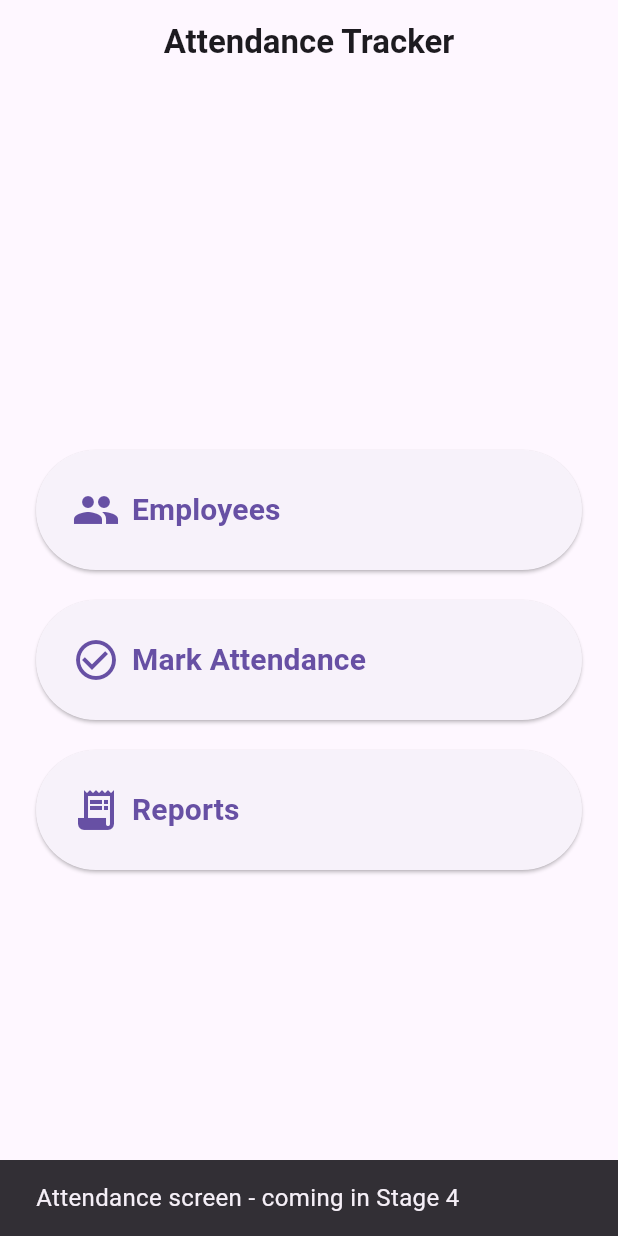
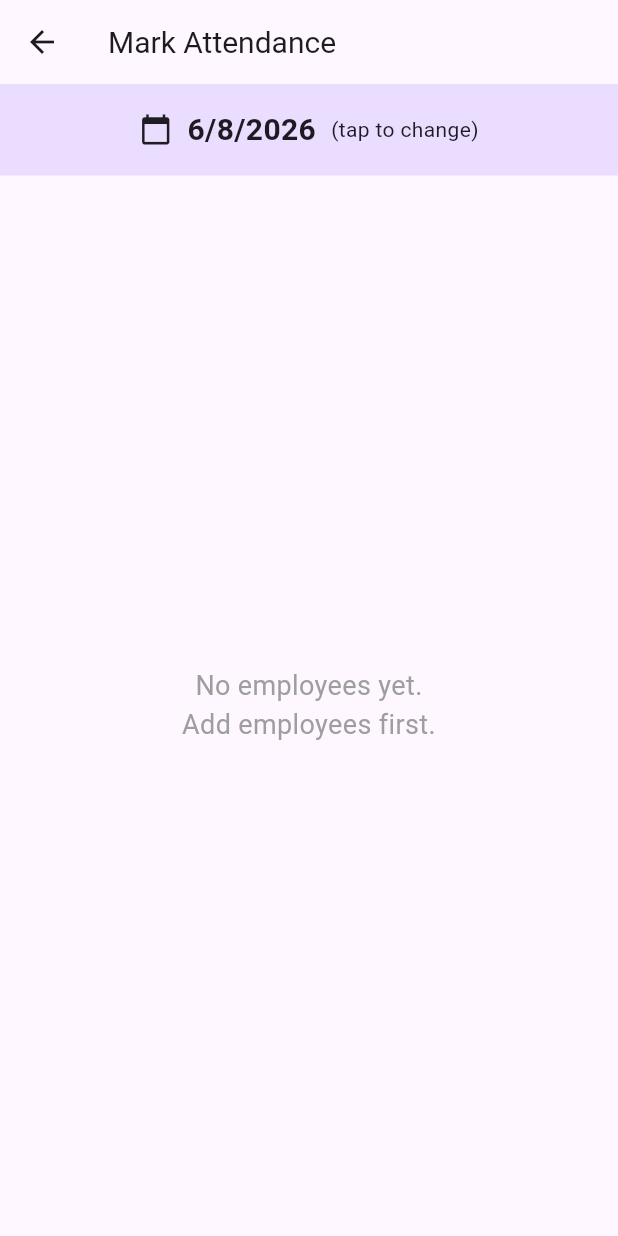
Before and after one commit to aum-kolekar/EasyAttendance, a Flutter app: the screen it shows after launch, after a tap on "Mark Attendance", on a phone screen of 412 x 824 dp. Run offline on Flutter 3.47's test engine with Material 3 defaults, Android fonts, the phone set to English and light mode, and no system bars; our stand-ins replace sqflite; accounts and stored records are empty.

Commit message:
feat: mark attendance

```diff
--- a/lib/main.dart
+++ b/lib/main.dart
@@ -1,5 +1,6 @@
 import 'package:flutter/material.dart';
 import 'screens/employee_list_screen.dart';
+import 'screens/mark_attendance_screen.dart';
 
 void main() {
   runApp(const AttendanceApp());
@@ -62,9 +63,9 @@ class HomeScreen extends StatelessWidget {
               icon: Icons.check_circle_outline,
               label: 'Mark Attendance',
               onTap: () {
-                // We'll connect this in Stage 4
-                ScaffoldMessenger.of(context).showSnackBar(
-                  const SnackBar(content: Text('Attendance screen - coming in Stage 4')),
+                Navigator.push(
+                  context,
+                  MaterialPageRoute(builder: (_) => const MarkAttendanceScreen()),
                 );
               },
             ),
--- /dev/null
+++ b/lib/models/attendance.dart
@@ -0,0 +1,34 @@
+// Represents one attendance record: one employee, on one date,
+// present or absent.
+class Attendance {
+  final int? id;
+  final int employeeId;
+  final String date; // stored as 'YYYY-MM-DD' string - easy to sort/query
+  final bool isPresent;
+
+  Attendance({
+    this.id,
+    required this.employeeId,
+    required this.date,
+    required this.isPresent,
+  });
+
+  Map<String, dynamic> toMap() {
+    return {
+      'id': id,
+      'employeeId': employeeId,
+      'date': date,
+      // SQLite has no boolean type - store as 1/0
+      'isPresent': isPresent ? 1 : 0,
+    };
+  }
+
+  factory Attendance.fromMap(Map<String, dynamic> map) {
+    return Attendance(
+      id: map['id'] as int?,
+      employeeId: map['employeeId'] as int,
+      date: map['date'] as String,
+      isPresent: (map['isPresent'] as int) == 1,
+    );
+  }
+}
--- /dev/null
+++ b/lib/screens/mark_attendance_screen.dart
@@ -0,0 +1,191 @@
+import 'package:flutter/material.dart';
+import '../db/database_helper.dart';
+import '../models/employee.dart';
+import '../models/attendance.dart';
+
+class MarkAttendanceScreen extends StatefulWidget {
+  const MarkAttendanceScreen({super.key});
+
+  @override
+  State<MarkAttendanceScreen> createState() => _MarkAttendanceScreenState();
+}
+
+class _MarkAttendanceScreenState extends State<MarkAttendanceScreen> {
+  DateTime _selectedDate = DateTime.now();
+  List<Employee> _employees = [];
+  // Maps employeeId -> isPresent, for the currently selected date
+  Map<int, bool> _attendanceStatus = {};
+  bool _isLoading = true;
+
+  @override
+  void initState() {
+    super.initState();
+    _loadData();
+  }
+
+  // Converts a DateTime into the 'YYYY-MM-DD' string format we store in the DB
+  String _formatDate(DateTime date) {
+    return '${date.year}-${date.month.toString().padLeft(2, '0')}-${date.day.toString().padLeft(2, '0')}';
+  }
+
+  Future<void> _loadData() async {
+    setState(() => _isLoading = true);
+
+    final employees = await DatabaseHelper.instance.getAllEmployees();
+    final dateStr = _formatDate(_selectedDate);
+    final existingRecords = await DatabaseHelper.instance.getAttendanceForDate(dateStr);
+
+    // Build a quick lookup map from the saved records
+    final statusMap = <int, bool>{};
+    for (final record in existingRecords) {
+      statusMap[record.employeeId] = record.isPresent;
+    }
+
+    setState(() {
+      _employees = employees;
+      _attendanceStatus = statusMap;
+      _isLoading = false;
+    });
+  }
+
+  Future<void> _pickDate() async {
+    final picked = await showDatePicker(
+      context: context,
+      initialDate: _selectedDate,
+      firstDate: DateTime(2020),
+      lastDate: DateTime.now(),
+    );
+    if (picked != null) {
+      setState(() => _selectedDate = picked);
+      _loadData(); // reload attendance status for the newly picked date
+    }
+  }
+
+  // Saves the tapped status immediately - no separate "save" button needed,
+  // which keeps this simple for your father to use.
+  Future<void> _setStatus(int employeeId, bool isPresent) async {
+    final dateStr = _formatDate(_selectedDate);
+    await DatabaseHelper.instance.markAttendance(
+      Attendance(employeeId: employeeId, date: dateStr, isPresent: isPresent),
+    );
+    setState(() {
+      _attendanceStatus[employeeId] = isPresent;
+    });
+  }
+
+  @override
+  Widget build(BuildContext context) {
+    final dateLabel =
+        '${_selectedDate.day}/${_selectedDate.month}/${_selectedDate.year}';
+
+    return Scaffold(
+      appBar: AppBar(
+        title: const Text('Mark Attendance', style: TextStyle(fontSize: 20)),
+      ),
+      body: Column(
+        children: [
+          // Date selector bar at the top
+          Container(
+            width: double.infinity,
+            padding: const EdgeInsets.all(16),
+            color: Theme.of(context).colorScheme.primaryContainer,
+            child: InkWell(
+              onTap: _pickDate,
+              child: Row(
+                mainAxisAlignment: MainAxisAlignment.center,
+                children: [
+                  const Icon(Icons.calendar_today, size: 22),
+                  const SizedBox(width: 10),
+                  Text(
+                    dateLabel,
+                    style: const TextStyle(
+                      fontSize: 20,
+                      fontWeight: FontWeight.bold,
+                    ),
+                  ),
+                  const SizedBox(width: 10),
+                  const Text('(tap to change)', style: TextStyle(fontSize: 14)),
+                ],
+              ),
+            ),
+          ),
+          Expanded(
+            child: _isLoading
+                ? const Center(child: CircularProgressIndicator())
+                : _employees.isEmpty
+                    ? const Center(
+                        child: Text(
+                          'No employees yet.\nAdd employees first.',
+                          textAlign: TextAlign.center,
+                          style: TextStyle(fontSize: 18, color: Colors.grey),
+                        ),
+                      )
+                    : ListView.builder(
+                        padding: const EdgeInsets.all(12),
+                        itemCount: _employees.length,
+                        itemBuilder: (context, index) {
+                          final employee = _employees[index];
+                          final status = _attendanceStatus[employee.id];
+
+                          return Card(
+                            margin: const EdgeInsets.symmetric(vertical: 6),
+                            child: Padding(
+                              padding: const EdgeInsets.symmetric(
+                                horizontal: 16,
+                                vertical: 10,
+                              ),
+                              child: Row(
+                                children: [
+                                  Expanded(
+                                    child: Text(
+                                      employee.name,
+                                      style: const TextStyle(
+                                        fontSize: 18,
+                                        fontWeight: FontWeight.w600,
+                                      ),
+                                    ),
+                                  ),
+                                  _statusButton(
+                                    label: 'Present',
+                                    color: Colors.green,
+                                    isSelected: status == true,
+                                    onTap: () => _setStatus(employee.id!, true),
+                                  ),
+                                  const SizedBox(width: 8),
+                                  _statusButton(
+                                    label: 'Absent',
+                                    color: Colors.red,
+                                    isSelected: status == false,
+                                    onTap: () => _setStatus(employee.id!, false),
+                                  ),
+                                ],
+                              ),
+                            ),
+                          );
+                        },
+                      ),
+          ),
+        ],
+      ),
+    );
+  }
+
+  // A toggle-style button - filled when selected, outlined when not.
+  // Large tap target and clear color coding (green/red) for easy use.
+  Widget _statusButton({
+    required String label,
+    required Color color,
+    required bool isSelected,
+    required VoidCallback onTap,
+  }) {
+    return ElevatedButton(
+      onPressed: onTap,
+      style: ElevatedButton.styleFrom(
+        backgroundColor: isSelected ? color : Colors.grey.shade200,
+        foregroundColor: isSelected ? Colors.white : Colors.black87,
+        padding: const EdgeInsets.symmetric(horizontal: 14, vertical: 10),
+      ),
+      child: Text(label, style: const TextStyle(fontSize: 14)),
+    );
+  }
+}
```
Also changed, not shown: lib/db/database_helper.dart (+68 -14 lines).
